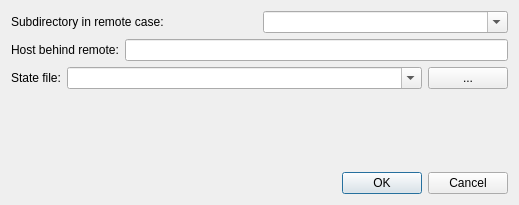
This is src/toolkit_gui/iqremoteparaviewdialog.ui in hkroeger/insightcae as Qt 5 draws it before an edit. The edited form follows.
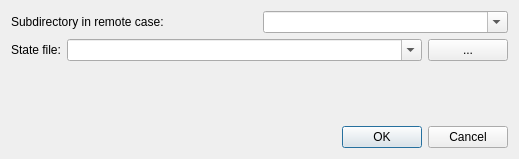
This is the edited form.

```diff
--- a/src/toolkit_gui/iqremoteparaviewdialog.ui
+++ b/src/toolkit_gui/iqremoteparaviewdialog.ui
@@ -7,7 +7,7 @@
     <x>0</x>
     <y>0</y>
     <width>519</width>
-    <height>205</height>
+    <height>159</height>
    </rect>
   </property>
   <property name="windowTitle">
@@ -32,20 +32,6 @@
      </item>
     </layout>
    </item>
-   <item>
-    <layout class="QHBoxLayout" name="horizontalLayout_2">
-     <item>
-      <widget class="QLabel" name="label_2">
-       <property name="text">
-        <string>Host behind remote:</string>
-       </property>
-      </widget>
-     </item>
-     <item>
-      <widget class="QLineEdit" name="remhost"/>
-     </item>
-    </layout>
-   </item>
    <item>
     <layout class="QHBoxLayout" name="horizontalLayout_3">
      <item>
```
